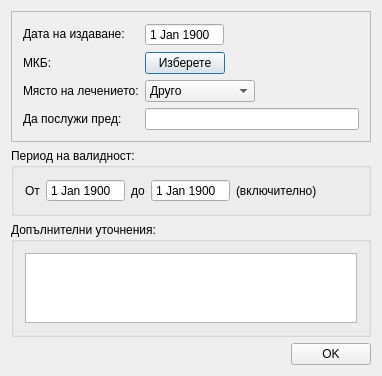
The window that src/View/Widgets/MedicalNoticeDialog.ui (thefinalcutbg/DinoDent) describes before a commit, drawn with Qt 5.
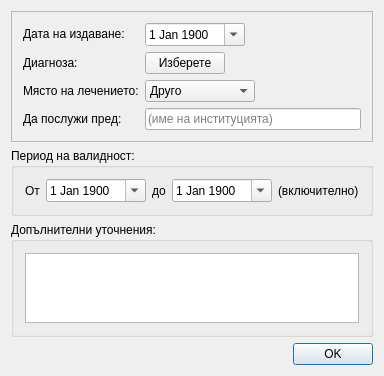
The same window after the commit. Custom widgets are drawn as their Qt base class.

Commit message: MedicalNoticeDialog fully functional

Diff of the .ui file:
```diff
--- a/src/View/Widgets/MedicalNoticeDialog.ui
+++ b/src/View/Widgets/MedicalNoticeDialog.ui
@@ -6,7 +6,7 @@
    <rect>
     <x>0</x>
     <y>0</y>
-    <width>382</width>
+    <width>378</width>
     <height>364</height>
    </rect>
   </property>
@@ -41,7 +41,7 @@
         <item>
          <widget class="QLabel" name="label_2">
           <property name="text">
-           <string>МКБ:</string>
+           <string>Диагноза:</string>
           </property>
          </widget>
         </item>
@@ -67,6 +67,12 @@
          <layout class="QHBoxLayout" name="horizontalLayout_4">
           <item>
            <widget class="DateEdit" name="issueDateEdit">
+            <property name="minimumSize">
+             <size>
+              <width>100</width>
+              <height>0</height>
+             </size>
+            </property>
             <property name="buttonSymbols">
              <enum>QAbstractSpinBox::NoButtons</enum>
             </property>
@@ -75,12 +81,12 @@
             </property>
             <property name="maximumDateTime">
              <datetime>
-              <hour>7</hour>
+              <hour>21</hour>
               <minute>59</minute>
               <second>59</second>
               <year>9999</year>
               <month>12</month>
-              <day>28</day>
+              <day>27</day>
              </datetime>
             </property>
             <property name="minimumDate">
@@ -90,6 +96,9 @@
               <day>1</day>
              </date>
             </property>
+            <property name="calendarPopup">
+             <bool>true</bool>
+            </property>
             <property name="date">
              <date>
               <year>1900</year>
@@ -121,6 +130,9 @@
             <property name="text">
              <string>Изберете</string>
             </property>
+            <property name="autoDefault">
+             <bool>false</bool>
+            </property>
            </widget>
           </item>
           <item>
@@ -188,11 +200,17 @@
             <verstretch>0</verstretch>
            </sizepolicy>
           </property>
+          <property name="inputMask">
+           <string/>
+          </property>
           <property name="text">
            <string/>
           </property>
           <property name="maxLength">
-           <number>50</number>
+           <number>32767</number>
+          </property>
+          <property name="placeholderText">
+           <string>(име на институцията)</string>
           </property>
          </widget>
         </item>
@@ -216,6 +234,12 @@
       </item>
       <item>
        <widget class="DateEdit" name="fromDateEdit">
+        <property name="minimumSize">
+         <size>
+          <width>100</width>
+          <height>0</height>
+         </size>
+        </property>
         <property name="buttonSymbols">
          <enum>QAbstractSpinBox::NoButtons</enum>
         </property>
@@ -224,12 +248,12 @@
         </property>
         <property name="maximumDateTime">
          <datetime>
-          <hour>5</hour>
+          <hour>19</hour>
           <minute>59</minute>
           <second>59</second>
           <year>9999</year>
           <month>12</month>
-          <day>28</day>
+          <day>27</day>
          </datetime>
         </property>
         <property name="minimumDate">
@@ -239,6 +263,9 @@
           <day>1</day>
          </date>
         </property>
+        <property name="calendarPopup">
+         <bool>true</bool>
+        </property>
         <property name="date">
          <date>
           <year>1900</year>
@@ -257,6 +284,12 @@
       </item>
       <item>
        <widget class="DateEdit" name="toDateEdit">
+        <property name="minimumSize">
+         <size>
+          <width>100</width>
+          <height>0</height>
+         </size>
+        </property>
         <property name="buttonSymbols">
          <enum>QAbstractSpinBox::NoButtons</enum>
         </property>
@@ -265,12 +298,12 @@
         </property>
         <property name="maximumDateTime">
          <datetime>
-          <hour>3</hour>
+          <hour>17</hour>
           <minute>59</minute>
           <second>59</second>
           <year>9999</year>
           <month>12</month>
-          <day>28</day>
+          <day>27</day>
          </datetime>
         </property>
         <property name="minimumDate">
@@ -280,6 +313,9 @@
           <day>1</day>
          </date>
         </property>
+        <property name="calendarPopup">
+         <bool>true</bool>
+        </property>
         <property name="date">
          <date>
           <year>1900</year>
@@ -344,6 +380,9 @@
        <property name="text">
         <string>OK</string>
        </property>
+       <property name="default">
+        <bool>true</bool>
+       </property>
       </widget>
      </item>
     </layout>
```
Left out of the diff: 10 changed lines with no effect on the pictures. The commit also changes 7 other files.
